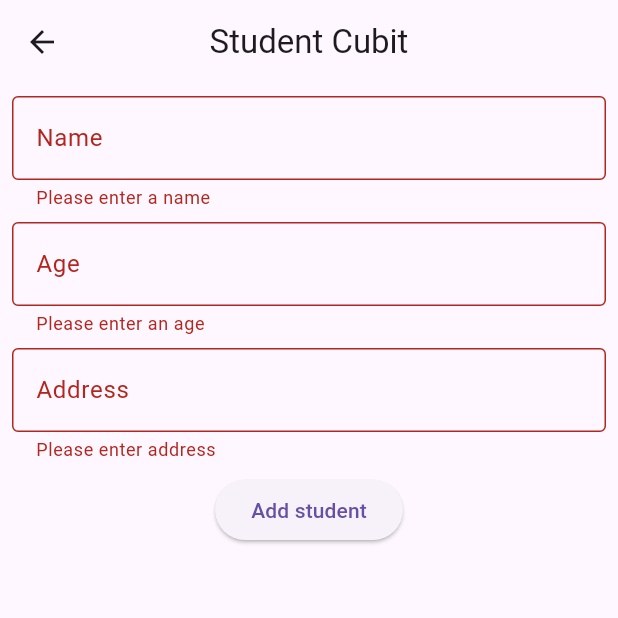
After one commit to Ayush-Adhikrii/bloc_starter, a Flutter app: the StudentBlocView screen opened directly, after a tap on "Add student", on a phone screen of 412 x 824 dp, the top half of it. The commit adds this screen. Run offline on Flutter 3.47's test engine with Material 3 defaults, Android fonts, the phone set to English and light mode, and no system bars; our stand-ins replace equatable, flutter_bloc.

Commit message:
bloc cards added

```diff
--- /dev/null
+++ b/lib/view/student_bloc_view.dart
@@ -0,0 +1,131 @@
+import 'package:bloc_test/cubit/student_cubit.dart';
+import 'package:bloc_test/model/student_model.dart';
+import 'package:bloc_test/state/student_state.dart';
+import 'package:flutter/material.dart';
+import 'package:flutter_bloc/flutter_bloc.dart';
+
+class StudentBlocView extends StatelessWidget {
+  StudentBlocView({super.key});
+
+  final _nameController = TextEditingController();
+  final _ageController = TextEditingController();
+  final _addressController = TextEditingController();
+
+  final _formKey2 = GlobalKey<FormState>();
+
+  @override
+  Widget build(BuildContext context) {
+    return Scaffold(
+      appBar: AppBar(
+        title: const Text('Student Cubit'),
+        centerTitle: true,
+      ),
+      body: Padding(
+        padding: EdgeInsets.all(8),
+        child: Form(
+          key: _formKey2,
+          child: Column(
+            children: [
+              TextFormField(
+                controller: _nameController,
+                decoration: const InputDecoration(
+                  labelText: 'Name',
+                  border: OutlineInputBorder(),
+                ),
+                validator: (value) {
+                  if (value == null || value.isEmpty) {
+                    return 'Please enter a name';
+                  }
+                  return null;
+                },
+              ),
+              const SizedBox(height: 8),
+              TextFormField(
+                controller: _ageController,
+                decoration: const InputDecoration(
+                  labelText: 'Age',
+                  border: OutlineInputBorder(),
+                ),
+                keyboardType: TextInputType.number,
+                validator: (value) {
+                  if (value == null || value.isEmpty) {
+                    return 'Please enter an age';
+                  }
+                  return null;
+                },
+              ),
+              const SizedBox(height: 8),
+              TextFormField(
+                controller: _addressController,
+                decoration: const InputDecoration(
+                  labelText: 'Address',
+                  border: OutlineInputBorder(),
+                ),
+                keyboardType: TextInputType.number,
+                validator: (value) {
+                  if (value == null || value.isEmpty) {
+                    return 'Please enter address';
+                  }
+                  return null;
+                },
+              ),
+              const SizedBox(height: 8),
+              ElevatedButton(
+                onPressed: () {
+                  if (_formKey2.currentState!.validate()) {
+                    StudentModel student = StudentModel(
+                      name: _nameController.text,
+                      age: int.parse(_ageController.text),
+                      address: _addressController.text,
+                    );
+                    context.read<StudentCubit>().addStudent(student);
+                    _nameController.clear();
+                    _ageController.clear();
+                    _addressController.clear();
+                  }
+                },
+                child: const Text('Add student'),
+              ),
+              SizedBox(height: 8),
+              BlocBuilder<StudentCubit, StudentState>(
+                builder: (context, state) {
+                  if (state.isLoading) {
+                    return const CircularProgressIndicator();
+                  } else if (state.lstStudents.isEmpty) {
+                    return const Text('');
+                  } else {
+                    return ListView.builder(
+                      shrinkWrap: true,
+                      itemCount: state.lstStudents.length,
+                      itemBuilder: (context, index) {
+                        return ListTile(
+                          title: Row(
+                            children: [
+                              Text(state.lstStudents[index].name),
+                              SizedBox(
+                                width: 50,
+                              ),
+                              Text(state.lstStudents[index].address),
+                            ],
+                          ),
+                          subtitle:
+                              Text(state.lstStudents[index].age.toString()),
+                          trailing: IconButton(
+                            icon: const Icon(Icons.delete),
+                            onPressed: () {
+                              context.read<StudentCubit>().deleteStudent(index);
+                            },
+                          ),
+                        );
+                      },
+                    );
+                  }
+                },
+              ),
+            ],
+          ),
+        ),
+      ),
+    );
+  }
+}
```
Also changed, not shown: lib/view/arithmetic_bloc_view.dart (added, +104 -0 lines), lib/view/counter_bloc_view.dart (added, +67 -0 lines), lib/view/dashboard_view.dart (+42 -0 lines).
